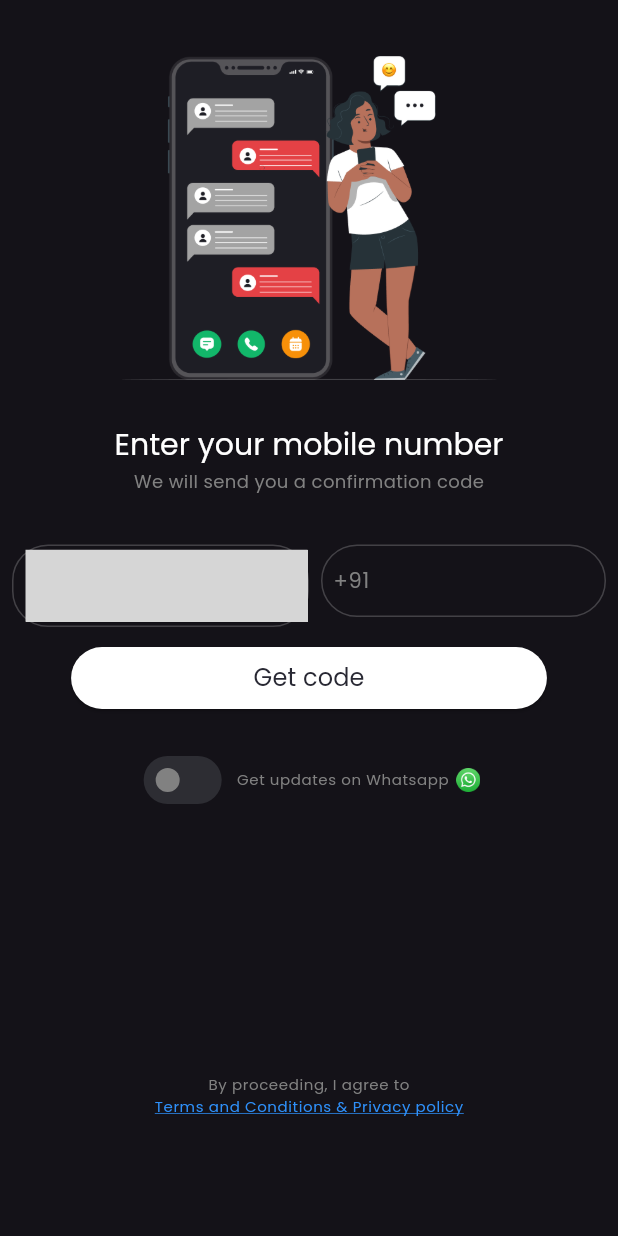
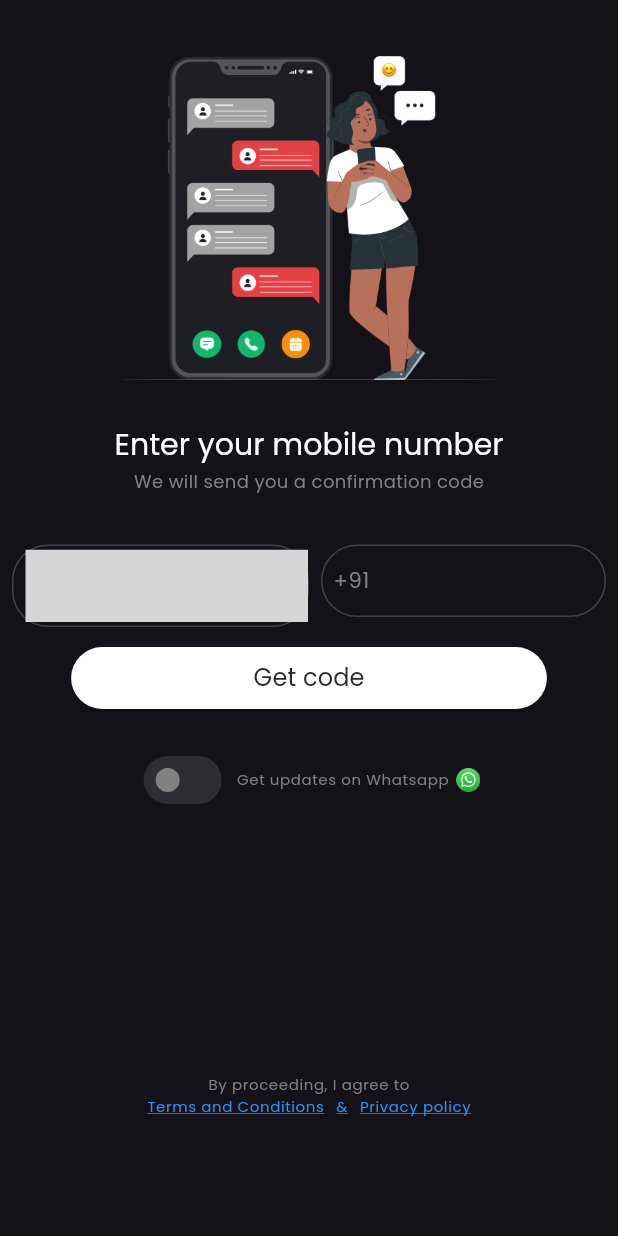
Before and after one commit to avadhksapariya/zigzek_user, a Flutter app: the screen it shows after launch, on a phone screen of 412 x 824 dp. Run offline on Flutter 3.47's test engine with Material 3 defaults, Android fonts, the phone set to English and light mode, and no system bars; our stand-ins replace flutter_otp_text_field, google_fonts; missing offline and left inert: country_code_picker_plus; grey boxes are pictures that could not be loaded.

Commit message:
Login Screen                - Made phone number input digit only.                - Improved Terms and Conditions & Privacy policy UI visibility.
               Miscellaneous
               - Added necessary changes in project strigs and custom textField.

```diff
--- a/lib/constants/project_strings.dart
+++ b/lib/constants/project_strings.dart
@@ -5,7 +5,8 @@ class ProjectStrings {
   static const String lsCodeButton = 'Get code';
   static const String lsWhatsappUpdate = 'Get updates on Whatsapp';
   static const String lsTermsText1 = 'By proceeding, I agree to';
-  static const String lsTermsText2 = 'Terms and Conditions & Privacy policy';
+  static const String lsTermsText2 = 'Terms and Conditions';
+  static const String lsTermsText3 = 'Privacy policy';
   static const String otpResendCode1 = 'Didn’t Receive code? ';
   static const String otpResendCode2 = 'Send Again';
   static const String otpVerify = 'Verify';
--- a/lib/customs/custom_textfield.dart
+++ b/lib/customs/custom_textfield.dart
@@ -1,4 +1,5 @@
 import 'package:flutter/material.dart';
+import 'package:flutter/services.dart';
 import 'package:zigzek_user/constants/color_palettes.dart';
 import 'package:zigzek_user/constants/project_strings.dart';
 
@@ -12,7 +13,8 @@ class CustomTextField extends StatelessWidget {
     this.required,
     this.enableField,
     this.inputType,
-    this.isTypeNumber,
+    this.keyBoardInput,
+    this.textInputFormatters,
     this.maxLines,
     this.maxLength,
     this.showCounterText,
@@ -30,7 +32,8 @@ class CustomTextField extends StatelessWidget {
   final bool? required;
   final bool? enableField;
   final String? inputType;
-  final bool? isTypeNumber;
+  final TextInputType? keyBoardInput;
+  final List<TextInputFormatter>? textInputFormatters;
   final int? maxLines;
   final int? maxLength;
   final bool? showCounterText;
@@ -63,7 +66,8 @@ class CustomTextField extends StatelessWidget {
       obscureText: isObscureText,
       style: Theme.of(context).textTheme.bodyLarge,
       cursorColor: ColorPalettes.secondaryTextColor,
-      keyboardType: isTypeNumber != null ? TextInputType.number : null,
+      keyboardType: keyBoardInput,
+      inputFormatters: textInputFormatters,
       validator: (required != null && required == true)
           ? (String? value) => validation(label, inputType, validationLabel, value)
           : null,
--- a/lib/screens/screen_login.dart
+++ b/lib/screens/screen_login.dart
@@ -2,6 +2,7 @@ import 'dart:developer';
 
 import 'package:country_code_picker_plus/country_code_picker_plus.dart';
 import 'package:flutter/material.dart';
+import 'package:flutter/services.dart';
 import 'package:zigzek_user/constants/color_palettes.dart';
 import 'package:zigzek_user/constants/project_strings.dart';
 import 'package:zigzek_user/customs/custom_button.dart';
@@ -126,9 +127,10 @@ class _LoginScreenState extends State<LoginScreen> {
                                         ),
                                       ),
                                       inputType: 'phone',
+                                      keyBoardInput: TextInputType.phone,
+                                      textInputFormatters: [FilteringTextInputFormatter.digitsOnly],
                                       enableField: true,
                                       required: true,
-                                      isTypeNumber: true,
                                       maxLines: 1,
                                     ),
                                   ),
@@ -176,10 +178,10 @@ class _LoginScreenState extends State<LoginScreen> {
                                   padding: const EdgeInsets.only(left: 6.0, right: 5.0),
                                   child: Text(
                                     ProjectStrings.lsWhatsappUpdate,
-                                    style: Theme.of(context)
-                                        .textTheme
-                                        .bodySmall!
-                                        .copyWith(color: ColorPalettes.secondaryTextColor),
+                                    style: Theme.of(context).textTheme.bodySmall!.copyWith(
+                                        color: isWAUpdates
+                                            ? ColorPalettes.primaryTextColor
+                                            : ColorPalettes.secondaryTextColor),
                                   ),
                                 ),
                                 Flexible(
@@ -209,6 +211,9 @@ class _LoginScreenState extends State<LoginScreen> {
                                 .bodySmall!
                                 .copyWith(color: ColorPalettes.secondaryTextColor),
                           ),
+                          Row(
+                            mainAxisSize: MainAxisSize.min,
+                            children: [
                               InkWell(
                                 onTap: () {},
                                 borderRadius: const BorderRadius.all(Radius.circular(24)),
@@ -224,6 +229,31 @@ class _LoginScreenState extends State<LoginScreen> {
                                   ),
                                 ),
                               ),
+                              Text(
+                                '&',
+                                style: Theme.of(context).textTheme.bodySmall!.copyWith(
+                                      color: ColorPalettes.blueColor,
+                                      decoration: TextDecoration.underline,
+                                      decorationColor: ColorPalettes.blueColor,
+                                    ),
+                              ),
+                              InkWell(
+                                onTap: () {},
+                                borderRadius: const BorderRadius.all(Radius.circular(24)),
+                                child: Padding(
+                                  padding: const EdgeInsets.symmetric(horizontal: 8.0, vertical: 2.0),
+                                  child: Text(
+                                    ProjectStrings.lsTermsText3,
+                                    style: Theme.of(context).textTheme.bodySmall!.copyWith(
+                                          color: ColorPalettes.blueColor,
+                                          decoration: TextDecoration.underline,
+                                          decorationColor: ColorPalettes.blueColor,
+                                        ),
+                                  ),
+                                ),
+                              ),
+                            ],
+                          ),
                         ],
                       ),
                     ),
```
Lines whose indentation alone changed are shown as unchanged.
